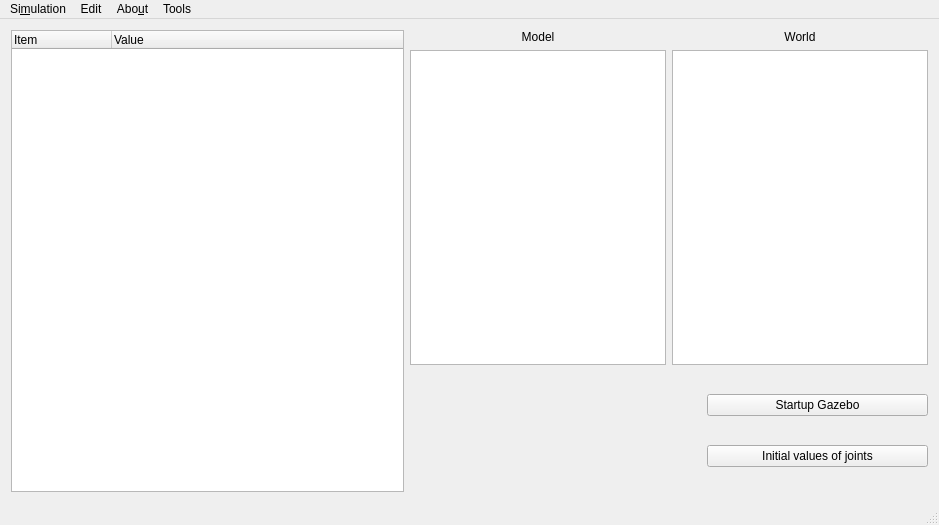
First picture: the form in source/GUI/mainwindow.ui, repository Guiraffo/ProVANT-Simulator, before the edit.
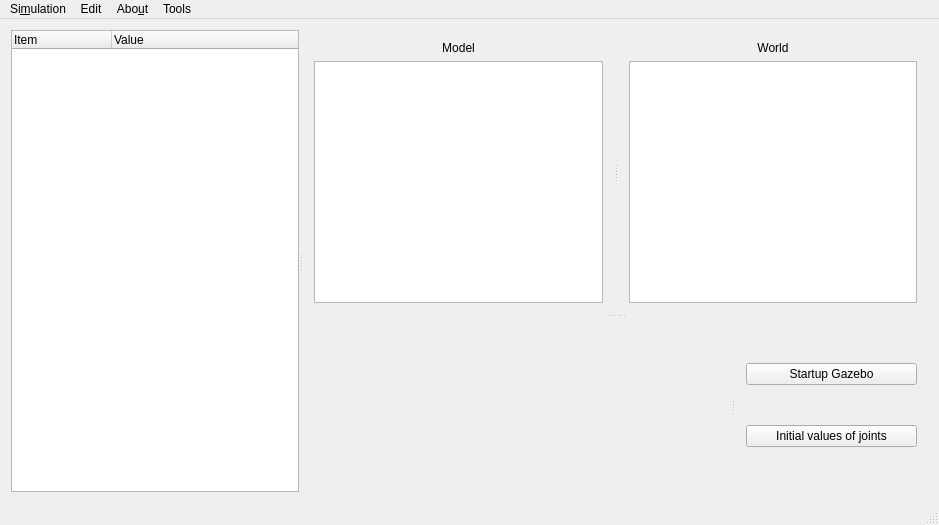
Second picture: the form after the edit.

Commit message:
Add splitters to mainwindow
The spllitters were a feature requested by Jonatan, and they allow dynamically resizing the space dedicated to each of the features of the MainWindow form.

What changed in the file:
```diff
--- a/source/GUI/mainwindow.ui
+++ b/source/GUI/mainwindow.ui
@@ -14,9 +14,25 @@
    <string>MainWindow</string>
   </property>
   <widget class="QWidget" name="centralWidget">
-   <layout class="QHBoxLayout" name="horizontalLayout_3">
-    <item>
+   <layout class="QGridLayout" name="gridLayout">
+    <item row="0" column="0">
+     <widget class="QSplitter" name="mainSplitter">
+      <property name="frameShape">
+       <enum>QFrame::NoFrame</enum>
+      </property>
+      <property name="frameShadow">
+       <enum>QFrame::Raised</enum>
+      </property>
+      <property name="orientation">
+       <enum>Qt::Horizontal</enum>
+      </property>
      <widget class="QTreeWidget" name="treeWidget">
+       <property name="minimumSize">
+        <size>
+         <width>250</width>
+         <height>400</height>
+        </size>
+       </property>
       <column>
        <property name="text">
         <string>Item</string>
@@ -28,13 +44,22 @@
        </property>
       </column>
      </widget>
-    </item>
-    <item>
-     <layout class="QVBoxLayout" name="rightSideLayout">
-      <item>
-       <layout class="QHBoxLayout" name="upperRightSideLayout">
-        <item>
-         <layout class="QVBoxLayout" name="modelLayout">
+      <widget class="QSplitter" name="rightSideSplitter">
+       <property name="orientation">
+        <enum>Qt::Vertical</enum>
+       </property>
+       <widget class="QSplitter" name="worldModelSplliter">
+        <property name="orientation">
+         <enum>Qt::Horizontal</enum>
+        </property>
+        <widget class="QFrame" name="modelFrame">
+         <property name="frameShape">
+          <enum>QFrame::NoFrame</enum>
+         </property>
+         <property name="frameShadow">
+          <enum>QFrame::Raised</enum>
+         </property>
+         <layout class="QVBoxLayout" name="verticalLayout">
           <item>
            <widget class="QLabel" name="modelLabel">
             <property name="text">
@@ -52,9 +77,15 @@
            <widget class="QGraphicsView" name="modelGraphicsView"/>
           </item>
          </layout>
-        </item>
-        <item>
-         <layout class="QVBoxLayout" name="worldLayout">
+        </widget>
+        <widget class="QFrame" name="worldFrame">
+         <property name="frameShape">
+          <enum>QFrame::NoFrame</enum>
+         </property>
+         <property name="frameShadow">
+          <enum>QFrame::Raised</enum>
+         </property>
+         <layout class="QVBoxLayout" name="worldFrameLayout">
           <item>
            <widget class="QLabel" name="worldLabel">
             <property name="text">
@@ -72,11 +103,20 @@
            <widget class="QGraphicsView" name="worldGraphicsView"/>
           </item>
          </layout>
-        </item>
-       </layout>
-      </item>
-      <item>
-       <layout class="QHBoxLayout" name="lowerRightSideLayout">
+        </widget>
+       </widget>
+       <widget class="QSplitter" name="lowerRightSideSplitter">
+        <property name="orientation">
+         <enum>Qt::Horizontal</enum>
+        </property>
+        <widget class="QFrame" name="provantLogoFrame">
+         <property name="frameShape">
+          <enum>QFrame::NoFrame</enum>
+         </property>
+         <property name="frameShadow">
+          <enum>QFrame::Raised</enum>
+         </property>
+         <layout class="QHBoxLayout" name="horizontalLayout">
         <item>
          <widget class="QLabel" name="provantLogoDisplay">
           <property name="minimumSize">
@@ -90,8 +130,16 @@
           </property>
          </widget>
         </item>
-        <item>
-         <layout class="QVBoxLayout" name="buttonsLayout">
+         </layout>
+        </widget>
+        <widget class="QFrame" name="buttonsFrame">
+         <property name="frameShape">
+          <enum>QFrame::NoFrame</enum>
+         </property>
+         <property name="frameShadow">
+          <enum>QFrame::Plain</enum>
+         </property>
+         <layout class="QVBoxLayout" name="verticalLayout_3">
           <item>
            <widget class="QPushButton" name="startGazeboPushButton">
             <property name="text">
@@ -107,10 +155,10 @@
            </widget>
           </item>
          </layout>
-        </item>
-       </layout>
-      </item>
-     </layout>
+        </widget>
+       </widget>
+      </widget>
+     </widget>
     </item>
    </layout>
   </widget>
```
Lines whose indentation alone changed are shown as unchanged.
